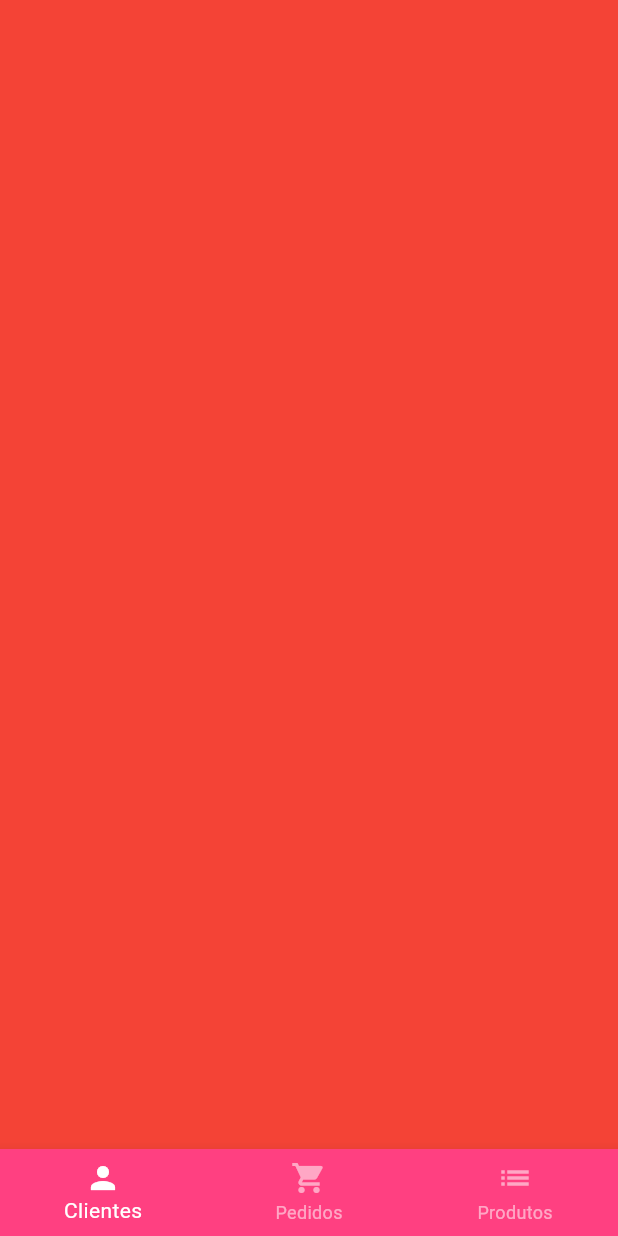
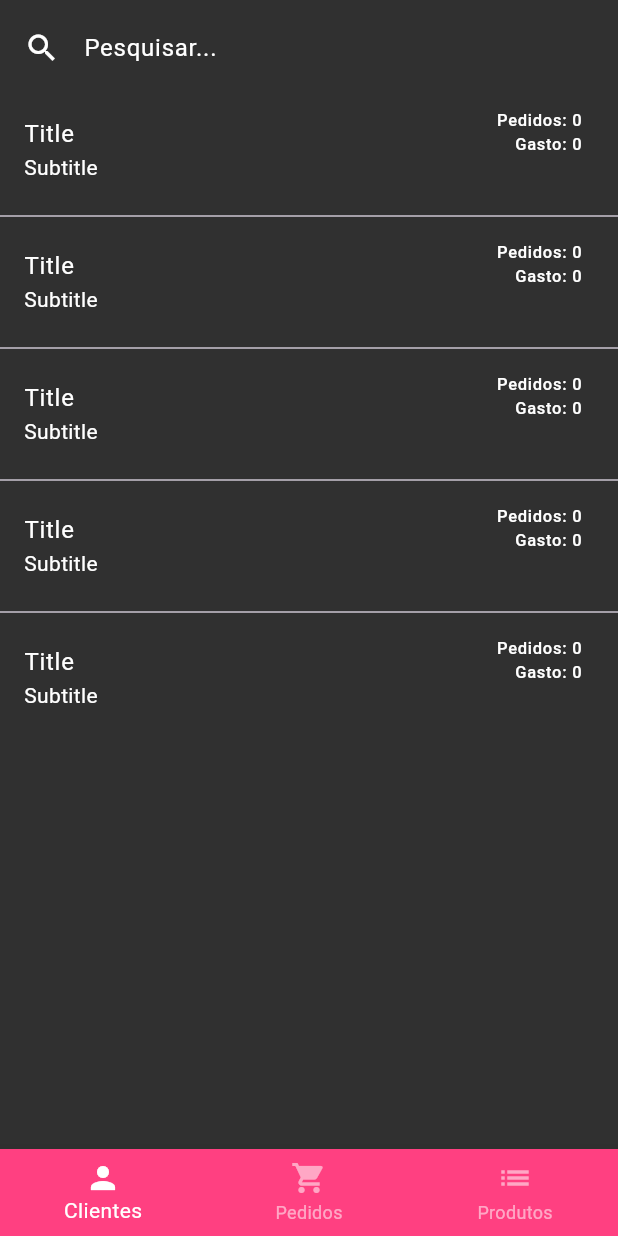
Before and after one commit to iraponan/loja_virtual_gerencia, a Flutter app: the screen it shows once a user with an empty profile is signed in, on a phone screen of 412 x 824 dp. Run offline on Flutter 3.47's test engine with Material 3 defaults, Android fonts, the phone set to English and light mode, and no system bars; our stand-ins replace cloud_firestore, firebase_auth, firebase_core, rxdart; missing offline and left inert: bloc_pattern; accounts and stored records are empty; generated files the repository leaves out were written again; statements that could not run were skipped.

Commit message:
Tab de Clientes.

```diff
--- a/lib/pages/home.dart
+++ b/lib/pages/home.dart
@@ -1,4 +1,5 @@
 import 'package:flutter/material.dart';
+import 'package:loja_virtual_gerencia/widgets/tabs/users_tab.dart';
 
 class HomePage extends StatefulWidget {
   const HomePage({super.key});
@@ -44,7 +45,8 @@
           ),
         ],
       ),
-      body: PageView(
+      body: SafeArea(
+        child: PageView(
           controller: _pageController,
           onPageChanged: (page) {
             setState(() {
@@ -52,10 +54,11 @@
             });
           },
           children: [
-          Container(color: Colors.red),
+            const UsersTab(),
             Container(color: Colors.yellow),
             Container(color: Colors.green),
           ],
+        ),
       ),
     );
   }
--- /dev/null
+++ b/lib/widgets/tabs/users_tab.dart
@@ -0,0 +1,44 @@
+import 'package:flutter/material.dart';
+import 'package:loja_virtual_gerencia/widgets/tiles/user_tile.dart';
+
+class UsersTab extends StatelessWidget {
+  const UsersTab({super.key});
+
+  @override
+  Widget build(BuildContext context) {
+    return Column(
+      children: [
+        const Padding(
+          padding: EdgeInsets.symmetric(horizontal: 16, vertical: 8),
+          child: TextField(
+            style: TextStyle(
+              color: Colors.white,
+            ),
+            decoration: InputDecoration(
+              hintText: 'Pesquisar...',
+              hintStyle: TextStyle(
+                color: Colors.white,
+              ),
+              icon: Icon(
+                Icons.search,
+                color: Colors.white,
+              ),
+              border: InputBorder.none,
+            ),
+          ),
+        ),
+        Expanded(
+          child: ListView.separated(
+            itemBuilder: (context, index) {
+              return const UserTile();
+            },
+            separatorBuilder: (context, index) {
+              return const Divider();
+            },
+            itemCount: 5,
+          ),
+        ),
+      ],
+    );
+  }
+}
--- /dev/null
+++ b/lib/widgets/tiles/user_tile.dart
@@ -0,0 +1,34 @@
+import 'package:flutter/material.dart';
+
+class UserTile extends StatelessWidget {
+  const UserTile({super.key});
+
+  final textStyle = const TextStyle(color: Colors.white);
+
+  @override
+  Widget build(BuildContext context) {
+    return ListTile(
+      title: Text(
+        'Title',
+        style: textStyle,
+      ),
+      subtitle: Text(
+        'Subtitle',
+        style: textStyle,
+      ),
+      trailing: Column(
+        crossAxisAlignment: CrossAxisAlignment.end,
+        children: [
+          Text(
+            'Pedidos: 0',
+            style: textStyle,
+          ),
+          Text(
+            'Gasto: 0',
+            style: textStyle,
+          ),
+        ],
+      ),
+    );
+  }
+}
```
Also changed, not shown: 1 other file. Lines whose indentation alone changed are shown as unchanged.
